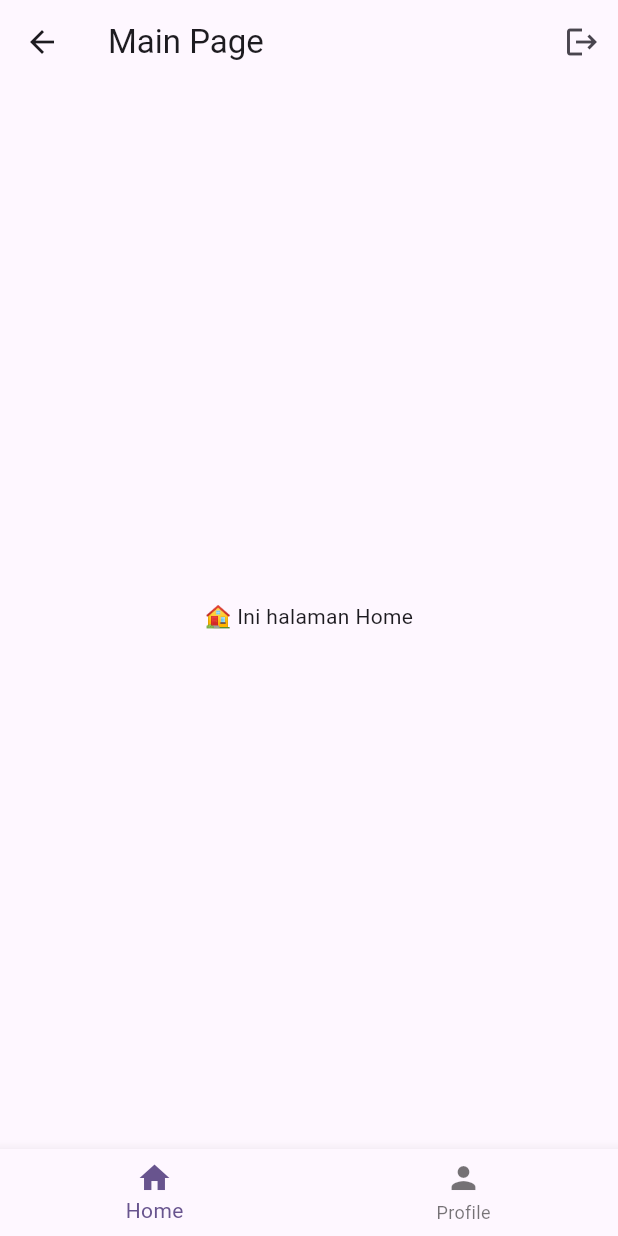
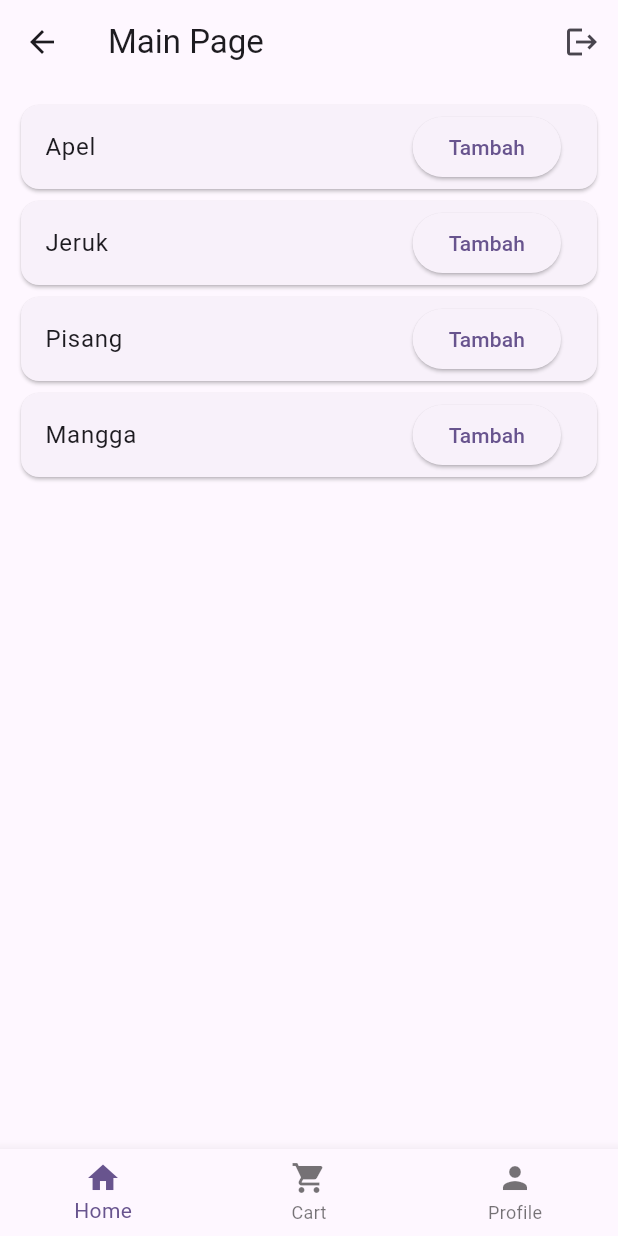
Before and after one commit to ameenul/flutter_navigasi_exm, a Flutter app: the MainPage screen opened directly, on a phone screen of 412 x 824 dp. Run offline on Flutter 3.47's test engine with Material 3 defaults, Android fonts, the phone set to English and light mode, and no system bars.

Commit message:
Tambahan cart Tab

```diff
--- a/lib/studi_kasus_2/screens/home_tab.dart
+++ b/lib/studi_kasus_2/screens/home_tab.dart
@@ -1,8 +1,29 @@
 import 'package:flutter/material.dart';
+import 'package:provider/provider.dart';
+import '../providers/cart_provider.dart';
 
 class HomeTab extends StatelessWidget {
+  final List<String> products = ['Apel', 'Jeruk', 'Pisang', 'Mangga'];
+
   @override
   Widget build(BuildContext context) {
-    return Center(child: Text("🏠 Ini halaman Home"));
+    final cart = context.read<CartProvider>();
+
+    return ListView.builder(
+      padding: const EdgeInsets.all(10),
+      itemCount: products.length,
+      itemBuilder: (context, index) {
+        final product = products[index];
+        return Card(
+          child: ListTile(
+            title: Text(product),
+            trailing: ElevatedButton(
+              onPressed: () => cart.addItem(product),
+              child: Text("Tambah"),
+            ),
+          ),
+        );
+      },
+    );
   }
 }
--- a/lib/studi_kasus_2/screens/main_page.dart
+++ b/lib/studi_kasus_2/screens/main_page.dart
@@ -1,9 +1,12 @@
 import 'package:flutter/material.dart';
+import 'package:navigasi_provider/studi_kasus_2/screens/profile_tab.dart';
 import 'package:provider/provider.dart';
 import '../providers/page_provider.dart';
 import '../providers/auth_provider.dart';
+import '../providers/cart_provider.dart';
+import 'cart_tab.dart';
 import 'home_tab.dart';
-import 'profile_tab.dart';
+
 
 class MainPage extends StatefulWidget {
   @override
@@ -36,6 +39,7 @@ class _MainPageState extends State<MainPage> {
   @override
   Widget build(BuildContext context) {
     final pageIndex = context.watch<PageProvider>().currentIndex;
+    final cartCount = context.watch<CartProvider>().items.length;
 
     return Scaffold(
       appBar: AppBar(
@@ -55,14 +59,35 @@ class _MainPageState extends State<MainPage> {
         onPageChanged: _onPageChanged,
         children: [
           HomeTab(),
+          CartTab(),    // ⬅️ Tambahkan ini
           ProfileTab(),
         ],
       ),
       bottomNavigationBar: BottomNavigationBar(
         currentIndex: pageIndex,
         onTap: _onTapNavBar,
-        items: const [
+        items: [
           BottomNavigationBarItem(icon: Icon(Icons.home), label: "Home"),
+          BottomNavigationBarItem(
+            icon: Stack(
+              children: [
+                Icon(Icons.shopping_cart),
+                if (cartCount > 0)
+                  Positioned(
+                    right: 0,
+                    child: CircleAvatar(
+                      radius: 8,
+                      backgroundColor: Colors.red,
+                      child: Text(
+                        '$cartCount',
+                        style: TextStyle(fontSize: 12, color: Colors.white),
+                      ),
+                    ),
+                  )
+              ],
+            ),
+            label: "Cart",
+          ),
           BottomNavigationBarItem(icon: Icon(Icons.person), label: "Profile"),
         ],
       ),
```
Also changed, not shown: lib/studi_kasus_2/providers/cart_provider.dart (+22 -9 lines), lib/studi_kasus_2/screens/cart_tab.dart (added, +46 -0 lines).
